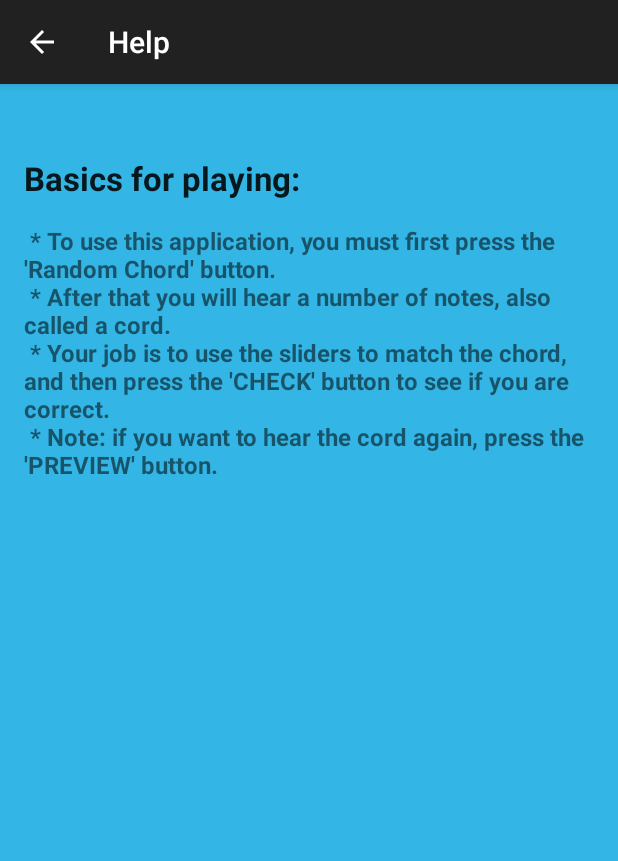
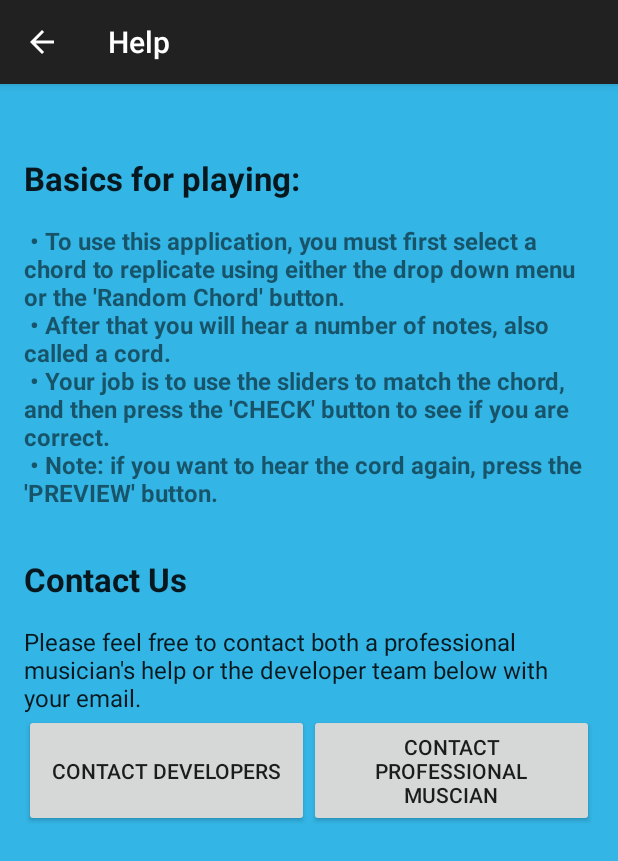
Before and after one commit to SCCapstone/5chords, an Android app: the HelpPage screen opened directly, with no data from a screen before it, on a phone screen of 412 x 824 dp. Shown: the top 861 px of the screen. Run offline under Robolectric (Android 15) with nearby library versions, the phone set to English and light mode, and no system bars.

Commit message:
Moved the contact buttons to the Help Activity.

```diff
--- a/app/src/main/java/com/five_chords/chord_builder/HelpPage.java
+++ b/app/src/main/java/com/five_chords/chord_builder/HelpPage.java
@@ -11,6 +11,7 @@ import android.content.Intent;
 import android.support.v7.app.AppCompatActivity;
 import android.os.Bundle;
 import android.view.View;
+import android.widget.Button;
 
 public class HelpPage extends AppCompatActivity
 {
@@ -19,5 +20,44 @@ public class HelpPage extends AppCompatActivity
     {
         super.onCreate(savedInstanceState);
         setContentView(R.layout.activity_help_page);
+
+        // Set up Buttons
+        Button button = (Button) findViewById(R.id.contact_dev);
+        button.setOnClickListener(new View.OnClickListener()
+        {
+            @Override
+            public void onClick(View v)
+            {
+                Intent emailIntent = new Intent(Intent.ACTION_SEND);
+                emailIntent.putExtra(Intent.EXTRA_EMAIL, new String[]{"5chordscontact@gmail.com"});
+                emailIntent.putExtra(Intent.EXTRA_CC, new String[]{""});
+
+                emailIntent.putExtra(Intent.EXTRA_SUBJECT, "Subject Of Matter");
+                emailIntent.putExtra(Intent.EXTRA_TEXT, "Body");
+
+                emailIntent.setType("message/rfc822");
+                //standard ARPA startin
+                startActivity(Intent.createChooser(emailIntent, "Choose your email client:"));
+                //startActivityForResult(emailIntent,"Send" );
+            }
+        });
+
+        button = (Button) findViewById(R.id.contact_pro);
+        button.setOnClickListener(new View.OnClickListener() {
+            @Override
+            public void onClick(View v) {
+                Intent emailIntent = new Intent(Intent.ACTION_SEND);
+                emailIntent.putExtra(Intent.EXTRA_EMAIL, new String[]{"Prohelpcontact123@gmail.com"});
+                emailIntent.putExtra(Intent.EXTRA_CC, new String[]{""});
+
+                emailIntent.putExtra(Intent.EXTRA_SUBJECT, "Subject Of Matter");
+                emailIntent.putExtra(Intent.EXTRA_TEXT, "Body");
+
+                emailIntent.setType("message/rfc822");
+                //standard ARPA starting
+                startActivity(Intent.createChooser(emailIntent, "Email us with your preferential source"));
+
+            }
+        });
     }
 }
--- a/app/src/main/res/layout/activity_help_page.xml
+++ b/app/src/main/res/layout/activity_help_page.xml
@@ -1,4 +1,4 @@
-<LinearLayout
+<ScrollView
     xmlns:android="http://schemas.android.com/apk/res/android"
     xmlns:tools="http://schemas.android.com/tools"
     android:layout_width="match_parent"
@@ -7,9 +7,13 @@
     android:paddingRight="@dimen/activity_horizontal_margin"
     android:paddingTop="@dimen/activity_vertical_margin"
     android:paddingBottom="@dimen/activity_vertical_margin"
-    android:orientation="vertical"
     tools:context="com.five_chords.chord_builder.HelpPage"
     android:background="@android:color/holo_blue_light">
+
+<LinearLayout
+    android:layout_width="match_parent"
+    android:layout_height="wrap_content"
+    android:orientation="vertical">
 
     <TextView
         android:layout_width="wrap_content"
@@ -23,8 +27,49 @@
         <TextView
             android:layout_width="wrap_content"
             android:layout_height="wrap_content"
-        android:text=" * To use this application, you must first press the 'Random Chord' button.\n * After that you will hear a number of notes, also called a cord.\n * Your job is to use the sliders to match the chord, and then press the 'CHECK' button to see if you are correct.\n * Note: if you want to hear the cord again, press the 'PREVIEW' button."
+            android:text=" \u2022 To use this application, you must first select a chord to replicate using either the drop down menu or the 'Random Chord' button.\n \u2022 After that you will hear a number of notes, also called a cord.\n \u2022 Your job is to use the sliders to match the chord, and then press the 'CHECK' button to see if you are correct.\n \u2022 Note: if you want to hear the cord again, press the 'PREVIEW' button."
             android:textSize="16dp"
             android:textStyle="bold"
             android:singleLine="false"/>
+
+        <TextView
+            android:layout_width="wrap_content"
+            android:layout_height="wrap_content"
+            android:textAppearance="?android:attr/textAppearanceLarge"
+            android:text="Contact Us"
+            android:layout_marginTop="32dp"
+            android:layout_marginBottom="16dp"
+            android:textStyle="bold"/>
+
+        <TextView
+            android:layout_width="wrap_content"
+            android:layout_height="wrap_content"
+            android:textAppearance="?android:attr/textAppearanceLarge"
+            android:text="Please feel free to contact both a professional musician&apos;s help or the developer team below with your email."
+            android:textSize="16dp"
+            android:singleLine="false" />
+
+        <LinearLayout
+            android:layout_width="match_parent"
+            android:layout_height="wrap_content"
+            android:orientation="horizontal">
+
+            <Button
+                android:layout_width="0dp"
+                android:layout_height="match_parent"
+                android:text="Contact Developers"
+                android:id="@+id/contact_dev"
+                android:layout_weight="1"/>
+
+            <Button
+                android:layout_width="0dp"
+                android:layout_height="match_parent"
+                android:text="Contact Professional Muscian"
+                android:id="@+id/contact_pro"
+                android:layout_weight="1"/>
+
         </LinearLayout>
+
+</LinearLayout>
+
+</ScrollView>
--- a/app/src/main/res/menu/menu_main.xml
+++ b/app/src/main/res/menu/menu_main.xml
@@ -6,6 +6,5 @@
     <item android:id="@+id/menu_item_main_options" android:title="@string/options"/>
     <item android:id="@+id/menu_item_main_help" android:title="@string/help"/>
     <item android:id="@+id/menu_item_main_about" android:title="@string/about"/>
-    <item android:id="@+id/menu_item_main_contact_us" android:title="@string/title_activity_contact__us"/>
 
 </menu>
```
Also changed, not shown: app/src/main/AndroidManifest.xml (+0 -10 lines), app/src/main/java/com/five_chords/chord_builder/AboutPage.java (+0 -26 lines), app/src/main/java/com/five_chords/chord_builder/MainActivity.java (+0 -14 lines), app/src/main/java/com/five_chords/chord_builder/StartPage.java (+0 -10 lines), app/src/main/java/com/five_chords/chord_builder/com/five_chords/chord_builder/Contact_Us.java (deleted, +0 -89 lines), app/src/main/res/menu/menu_about_page.xml (deleted, +0 -7 lines), app/src/main/res/menu/menu_contact_us_page.xml (deleted, +0 -7 lines), app/src/main/res/menu/menu_help_page.xml (deleted, +0 -7 lines). Lines whose indentation alone changed are shown as unchanged.
